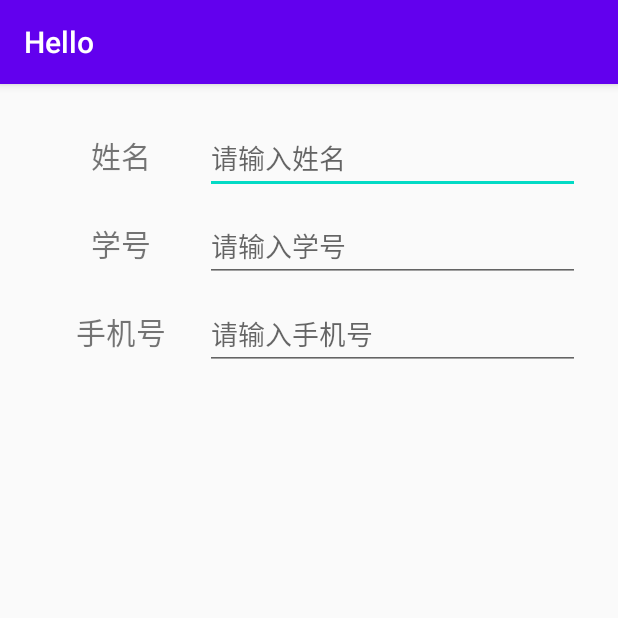
After one commit to EWinner1/Android, an Android app: the TableLayoutActivity screen opened directly, with no data from a screen before it, on a phone screen of 412 x 824 dp, the top half of it. The commit adds this screen. Run offline under Robolectric (Android 15) with nearby library versions, the phone set to English and light mode, and no system bars.

Commit message:
新课程

```diff
--- a/Hello/app/build.gradle
+++ b/Hello/app/build.gradle
@@ -24,10 +24,13 @@ android {
 dependencies {
     implementation fileTree(dir: "libs", include: ["*.jar"])
     implementation 'androidx.appcompat:appcompat:1.2.0'
+    implementation 'com.google.android.material:material:1.2.0'
     implementation 'androidx.constraintlayout:constraintlayout:2.0.0'
     testImplementation 'junit:junit:4.12'
     androidTestImplementation 'androidx.test.ext:junit:1.1.1'
     androidTestImplementation 'androidx.test.espresso:espresso-core:3.2.0'
     implementation('com.android.support:design:30.0.0')
+    implementation 'androidx.annotation:annotation:1.1.0'
+    implementation 'androidx.lifecycle:lifecycle-extensions:2.2.0'
 
 }
--- a/Hello/app/src/main/AndroidManifest.xml
+++ b/Hello/app/src/main/AndroidManifest.xml
@@ -9,7 +9,9 @@
         android:roundIcon="@mipmap/ic_launcher_round"
         android:supportsRtl="true"
         android:theme="@style/AppTheme">
-        <activity android:name=".pack1.Pack1Activity"></activity>
+        <activity android:name=".pack1.TableLayoutActivity"></activity>
+        <activity android:name=".pack1.FrameLayoutActivity" />
+        <activity android:name=".pack1.Pack1Activity" />
         <activity android:name=".pack1.TouchActivity" />
         <activity android:name=".MainActivity">
             <intent-filter>
--- /dev/null
+++ b/Hello/app/src/main/java/com/ew/hello/pack1/TableLayoutActivity.java
@@ -0,0 +1,16 @@
+package com.ew.hello.pack1;
+
+import androidx.appcompat.app.AppCompatActivity;
+
+import android.os.Bundle;
+
+import com.ew.hello.R;
+
+public class TableLayoutActivity extends AppCompatActivity {
+
+    @Override
+    protected void onCreate(Bundle savedInstanceState) {
+        super.onCreate(savedInstanceState);
+        setContentView(R.layout.activity_table_layout);
+    }
+}
--- /dev/null
+++ b/Hello/app/src/main/res/layout/activity_table_layout.xml
@@ -0,0 +1,65 @@
+<?xml version="1.0" encoding="utf-8"?>
+<TableLayout xmlns:android="http://schemas.android.com/apk/res/android"
+    xmlns:tools="http://schemas.android.com/tools"
+    android:layout_width="match_parent"
+    android:layout_height="match_parent"
+    android:padding="20dp"
+    tools:context=".pack1.TableLayoutActivity">
+
+    <TableRow
+        android:padding="5dp">
+        <TextView
+            android:layout_width="match_parent"
+            android:layout_height="wrap_content"
+            android:layout_weight="1"
+            android:gravity="center"
+            android:padding="3dp"
+            android:text="@string/name"
+            android:textSize="20sp" />
+
+        <EditText
+            android:layout_width="match_parent"
+            android:layout_height="wrap_content"
+            android:layout_weight="3"
+            android:hint="@string/inputname"
+            android:inputType="text" />
+
+    </TableRow>
+    <TableRow
+        android:padding="5dp">
+        <TextView
+            android:layout_width="match_parent"
+            android:layout_height="wrap_content"
+            android:layout_weight="1"
+            android:gravity="center"
+            android:padding="3dp"
+            android:text="@string/num"
+            android:textSize="20sp" />
+
+        <EditText
+            android:layout_width="match_parent"
+            android:layout_height="wrap_content"
+            android:layout_weight="3"
+            android:hint="@string/inputnum"
+            android:inputType="text" />
+    </TableRow>
+    <TableRow
+        android:padding="5dp">
+        <TextView
+            android:layout_width="match_parent"
+            android:layout_height="wrap_content"
+            android:layout_weight="1"
+            android:gravity="center"
+            android:padding="3dp"
+            android:text="@string/phone"
+            android:textSize="20sp"/>
+
+        <EditText
+            android:layout_width="match_parent"
+            android:layout_height="wrap_content"
+            android:layout_weight="3"
+            android:inputType="number"
+            android:hint="@string/inputphone" />
+    </TableRow>
+
+</TableLayout>
--- a/Hello/app/src/main/res/values/strings.xml
+++ b/Hello/app/src/main/res/values/strings.xml
@@ -6,4 +6,11 @@
     <string name="pack4">Pack4</string>
     <string name="pack5">Pack5</string>
     <string name="DEFAULT">default</string>
+    <string name="inputname">请输入姓名</string>
+    <string name="inputnum">请输入学号</string>
+    <string name="inputphone">请输入手机号</string>
+    <string name="name">姓名</string>
+    <string name="num">学号</string>
+    <string name="phone">手机号</string>
+    <string name="remarks">备注</string>
 </resources>
```
Also changed, not shown: Hello/app/src/main/java/com/ew/hello/pack1/FrameLayoutActivity.java (added, +16 -0 lines), Hello/app/src/main/java/com/ew/hello/pack1/Pack1Adapter.java (+6 -2 lines), Hello/app/src/main/res/layout/activity_frame_layout.xml (added, +42 -0 lines).
